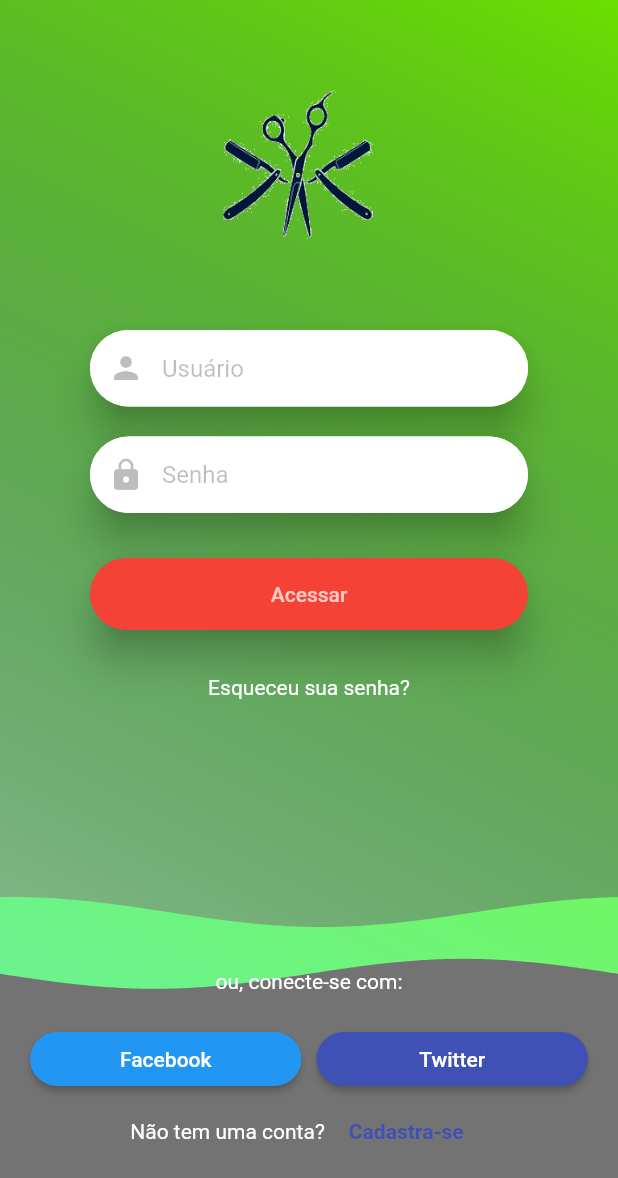
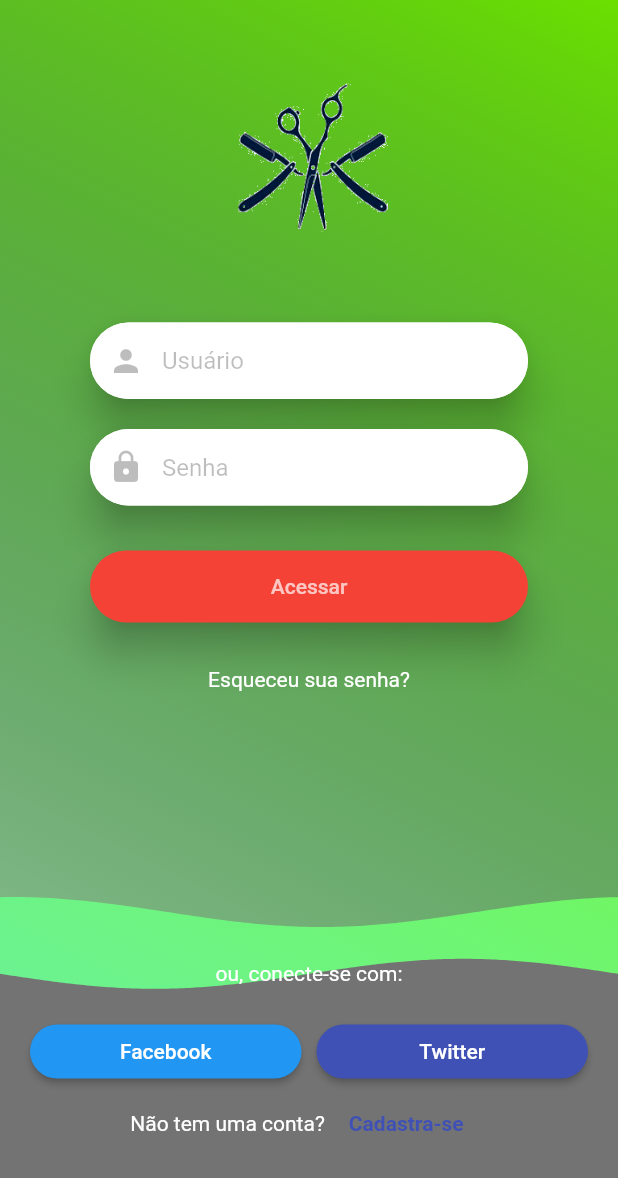
Before and after one commit to MarcosVRSDev/barber_app, a Flutter app: the screen it shows after launch, on a phone screen of 412 x 824 dp. Shown: the top 1178 px of the screen. Run offline on Flutter 3.47's test engine with Material 2 defaults, Android fonts, the phone set to English and light mode, and no system bars; drawn by our look-alikes of wave; our stand-ins replace cached_network_image; missing offline and left inert: flutter_webview_plugin.

Commit message:
Poucas mudanças
Alteração devido o uso de duas máquinas diferentes.

```diff
--- a/lib/main.dart
+++ b/lib/main.dart
@@ -73,7 +73,7 @@ class LoginPage extends StatelessWidget {
                         Container(
                           width: 100,
                           height: 100,
-                          margin: EdgeInsets.only(right: 15, top: 20),
+                          margin: EdgeInsets.only(top: 15, left: 5),
                           decoration: BoxDecoration(
                             image: DecorationImage(
                                 image: ExactAssetImage('assets/images/logo.png'),
```
